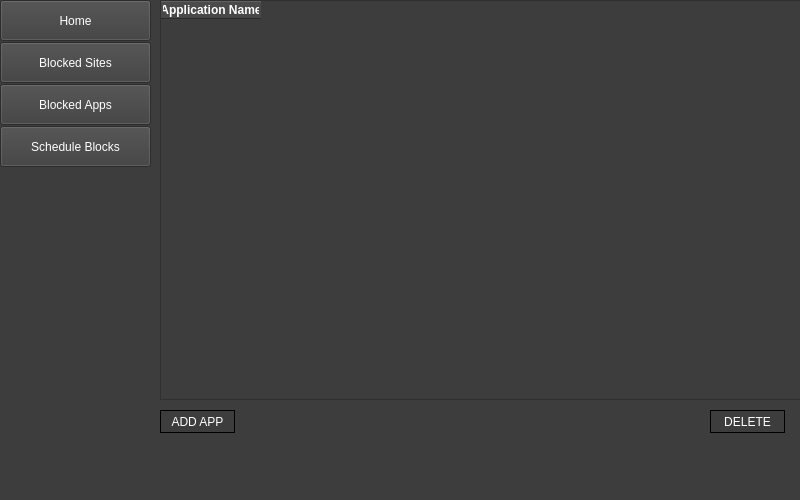
HowePersonal/DistractionBlocker, file ui/blockedapps.ui: the form before one commit.
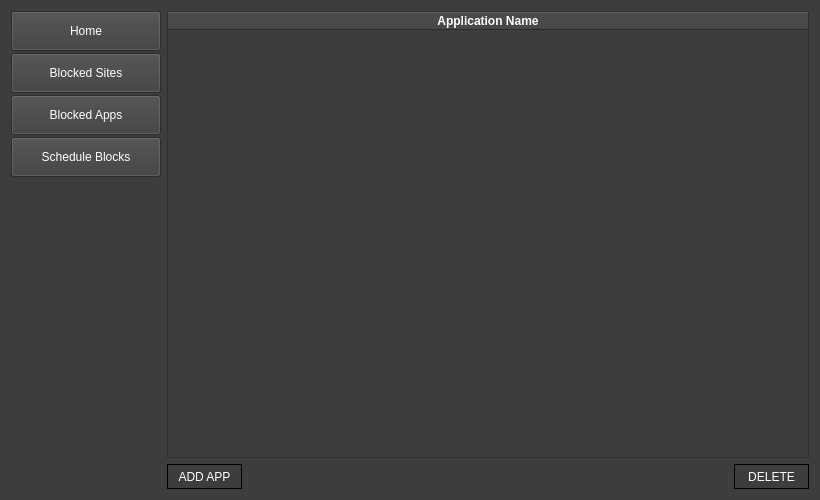
The form after the commit.

Commit message: Added layouts for resizing capabilities

The edit to the form file:
```diff
--- a/ui/blockedapps.ui
+++ b/ui/blockedapps.ui
@@ -6,42 +6,41 @@
    <rect>
     <x>0</x>
     <y>0</y>
-    <width>800</width>
+    <width>820</width>
     <height>500</height>
    </rect>
   </property>
+  <property name="minimumSize">
+   <size>
+    <width>820</width>
+    <height>500</height>
+   </size>
+  </property>
   <property name="windowTitle">
    <string>Distraction Blocker</string>
   </property>
   <property name="styleSheet">
    <string notr="true">background-color:rgb(61,61,61);</string>
   </property>
-  <widget class="QPushButton" name="btn_blockedWeb">
-   <property name="geometry">
-    <rect>
-     <x>0</x>
-     <y>42</y>
-     <width>151</width>
-     <height>41</height>
-    </rect>
-   </property>
-   <property name="styleSheet">
-    <string notr="true">color: white;
-font: 63 12pt &quot;Cascadia Mono SemiBold&quot;;
-border-bottom: 2px solid white;</string>
-   </property>
-   <property name="text">
-    <string>Blocked Sites</string>
-   </property>
-  </widget>
+  <layout class="QGridLayout" name="gridLayout">
+   <item row="0" column="0">
+    <layout class="QVBoxLayout" name="verticalLayout">
+     <property name="spacing">
+      <number>2</number>
+     </property>
+     <item>
   <widget class="QPushButton" name="btn_home">
-   <property name="geometry">
-    <rect>
-     <x>0</x>
-     <y>0</y>
-     <width>151</width>
-     <height>41</height>
-    </rect>
+       <property name="sizePolicy">
+        <sizepolicy hsizetype="Fixed" vsizetype="Fixed">
+         <horstretch>0</horstretch>
+         <verstretch>0</verstretch>
+        </sizepolicy>
+       </property>
+       <property name="minimumSize">
+        <size>
+         <width>150</width>
+         <height>40</height>
+        </size>
    </property>
    <property name="styleSheet">
     <string notr="true">color: white;
@@ -52,14 +51,20 @@
     <string>Home</string>
    </property>
   </widget>
-  <widget class="QPushButton" name="btn_scheduleBlocks">
-   <property name="geometry">
-    <rect>
-     <x>0</x>
-     <y>126</y>
-     <width>151</width>
-     <height>41</height>
-    </rect>
+     </item>
+     <item>
+      <widget class="QPushButton" name="btn_blockedWeb">
+       <property name="sizePolicy">
+        <sizepolicy hsizetype="Fixed" vsizetype="Fixed">
+         <horstretch>0</horstretch>
+         <verstretch>0</verstretch>
+        </sizepolicy>
+       </property>
+       <property name="minimumSize">
+        <size>
+         <width>150</width>
+         <height>40</height>
+        </size>
    </property>
    <property name="styleSheet">
     <string notr="true">color: white;
@@ -67,17 +72,23 @@
 border-bottom: 2px solid white;</string>
    </property>
    <property name="text">
-    <string>Schedule Blocks</string>
-   </property>
-  </widget>
+        <string>Blocked Sites</string>
+       </property>
+      </widget>
+     </item>
+     <item>
   <widget class="QPushButton" name="btn_blockedApps">
-   <property name="geometry">
-    <rect>
-     <x>0</x>
-     <y>84</y>
-     <width>151</width>
-     <height>41</height>
-    </rect>
+       <property name="sizePolicy">
+        <sizepolicy hsizetype="Fixed" vsizetype="Fixed">
+         <horstretch>0</horstretch>
+         <verstretch>0</verstretch>
+        </sizepolicy>
+       </property>
+       <property name="minimumSize">
+        <size>
+         <width>150</width>
+         <height>40</height>
+        </size>
    </property>
    <property name="styleSheet">
     <string notr="true">color: white;
@@ -88,14 +99,53 @@
     <string>Blocked Apps</string>
    </property>
   </widget>
+     </item>
+     <item>
+      <widget class="QPushButton" name="btn_scheduleBlocks">
+       <property name="sizePolicy">
+        <sizepolicy hsizetype="Fixed" vsizetype="Fixed">
+         <horstretch>0</horstretch>
+         <verstretch>0</verstretch>
+        </sizepolicy>
+       </property>
+       <property name="minimumSize">
+        <size>
+         <width>150</width>
+         <height>40</height>
+        </size>
+       </property>
+       <property name="styleSheet">
+        <string notr="true">color: white;
+font: 63 12pt &quot;Cascadia Mono SemiBold&quot;;
+border-bottom: 2px solid white;</string>
+       </property>
+       <property name="text">
+        <string>Schedule Blocks</string>
+       </property>
+      </widget>
+     </item>
+     <item>
+      <spacer name="verticalSpacer">
+       <property name="orientation">
+        <enum>Qt::Vertical</enum>
+       </property>
+       <property name="sizeHint" stdset="0">
+        <size>
+         <width>20</width>
+         <height>40</height>
+        </size>
+       </property>
+      </spacer>
+     </item>
+    </layout>
+   </item>
+   <item row="0" column="2">
   <widget class="QTableWidget" name="tableWidget">
-   <property name="geometry">
-    <rect>
-     <x>160</x>
-     <y>0</y>
-     <width>641</width>
+     <property name="minimumSize">
+      <size>
+       <width>640</width>
      <height>400</height>
-    </rect>
+      </size>
    </property>
    <property name="autoFillBackground">
     <bool>false</bool>
@@ -117,6 +167,9 @@
    <property name="alternatingRowColors">
     <bool>false</bool>
    </property>
+     <attribute name="horizontalHeaderStretchLastSection">
+      <bool>true</bool>
+     </attribute>
    <column>
     <property name="text">
      <string>Application Name</string>
@@ -129,14 +182,22 @@
     </property>
    </column>
   </widget>
+   </item>
+   <item row="5" column="2">
+    <layout class="QHBoxLayout" name="horizontalLayout">
+     <item>
   <widget class="QPushButton" name="btn_addApp">
-   <property name="geometry">
-    <rect>
-     <x>160</x>
-     <y>410</y>
+       <property name="sizePolicy">
+        <sizepolicy hsizetype="Fixed" vsizetype="Fixed">
+         <horstretch>0</horstretch>
+         <verstretch>0</verstretch>
+        </sizepolicy>
+       </property>
+       <property name="minimumSize">
+        <size>
      <width>75</width>
-     <height>23</height>
-    </rect>
+         <height>25</height>
+        </size>
    </property>
    <property name="styleSheet">
     <string notr="true">color: white;
@@ -147,14 +208,33 @@
     <string>ADD APP</string>
    </property>
   </widget>
+     </item>
+     <item>
+      <spacer name="horizontalSpacer">
+       <property name="orientation">
+        <enum>Qt::Horizontal</enum>
+       </property>
+       <property name="sizeHint" stdset="0">
+        <size>
+         <width>40</width>
+         <height>20</height>
+        </size>
+       </property>
+      </spacer>
+     </item>
+     <item>
   <widget class="QPushButton" name="btn_deleteApp">
-   <property name="geometry">
-    <rect>
-     <x>710</x>
-     <y>410</y>
+       <property name="sizePolicy">
+        <sizepolicy hsizetype="Fixed" vsizetype="Fixed">
+         <horstretch>0</horstretch>
+         <verstretch>0</verstretch>
+        </sizepolicy>
+       </property>
+       <property name="minimumSize">
+        <size>
      <width>75</width>
-     <height>23</height>
-    </rect>
+         <height>25</height>
+        </size>
    </property>
    <property name="styleSheet">
     <string notr="true">color: white;
@@ -165,6 +245,10 @@
     <string>DELETE</string>
    </property>
   </widget>
+     </item>
+    </layout>
+   </item>
+  </layout>
  </widget>
  <resources/>
  <connections/>
```
Lines whose indentation alone changed are shown as unchanged. The commit also changes 6 other files.
